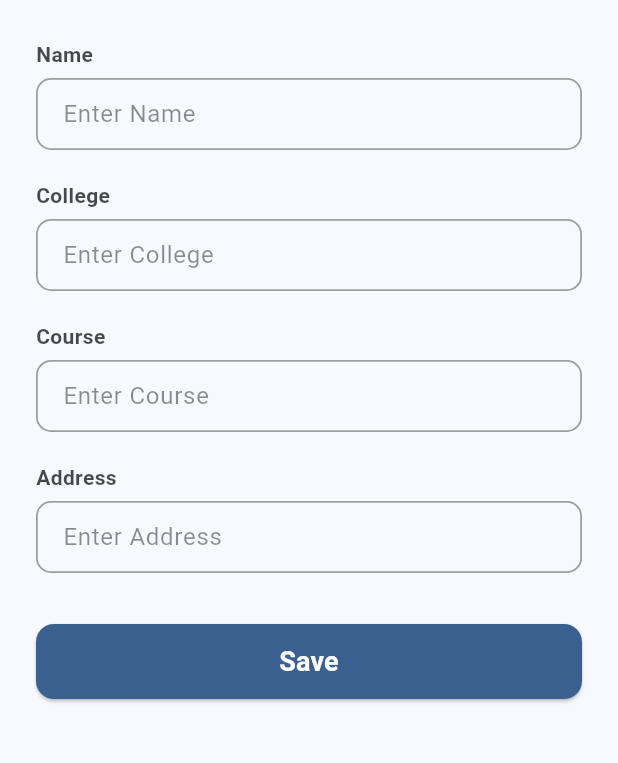
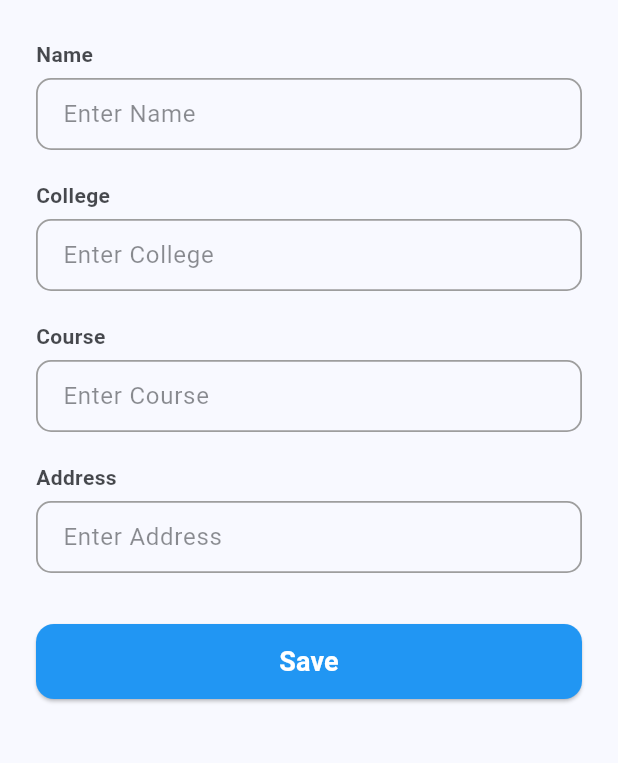
Before and after one commit to Truuuuuuuu/easemester_app, a Flutter app: the EditProfilePage screen opened directly with empty values, on a phone screen of 412 x 824 dp, the part 300-1063 px from its top. Run offline on Flutter 3.47's test engine with Material 3 defaults, Android fonts, the phone set to English and light mode, and no system bars; our stand-ins replace cloud_firestore, dio, file_picker, firebase_auth, firebase_core, flutter_dotenv and 7 more; missing offline and left inert: docx_to_text, syncfusion_flutter_pdf; accounts and stored records are empty.

Commit message:
change few colors

```diff
--- a/lib/views/pages/checklist_page.dart
+++ b/lib/views/pages/checklist_page.dart
@@ -49,6 +49,10 @@ class ChecklistPageState extends State<ChecklistPage> {
             onPressed: () {
               Navigator.pop(context, dialogController.text);
             },
+            style: ElevatedButton.styleFrom(
+              backgroundColor: Colors.blue,
+              foregroundColor: Colors.white,
+            ),
             child: const Text('Add'),
           ),
         ],
--- a/lib/views/pages/profile page/edit_profile_page.dart
+++ b/lib/views/pages/profile page/edit_profile_page.dart
@@ -295,8 +295,8 @@ class _EditProfilePageState extends State<EditProfilePage> {
                       ? null
                       : saveProfile,
                   style: ElevatedButton.styleFrom(
-                    backgroundColor: colorScheme.primary,
-                    foregroundColor: colorScheme.onPrimary,
+                    backgroundColor: Colors.blue,
+                    foregroundColor: Colors.white,
                     shape: RoundedRectangleBorder(
                       borderRadius: BorderRadius.circular(
                         12,
```
